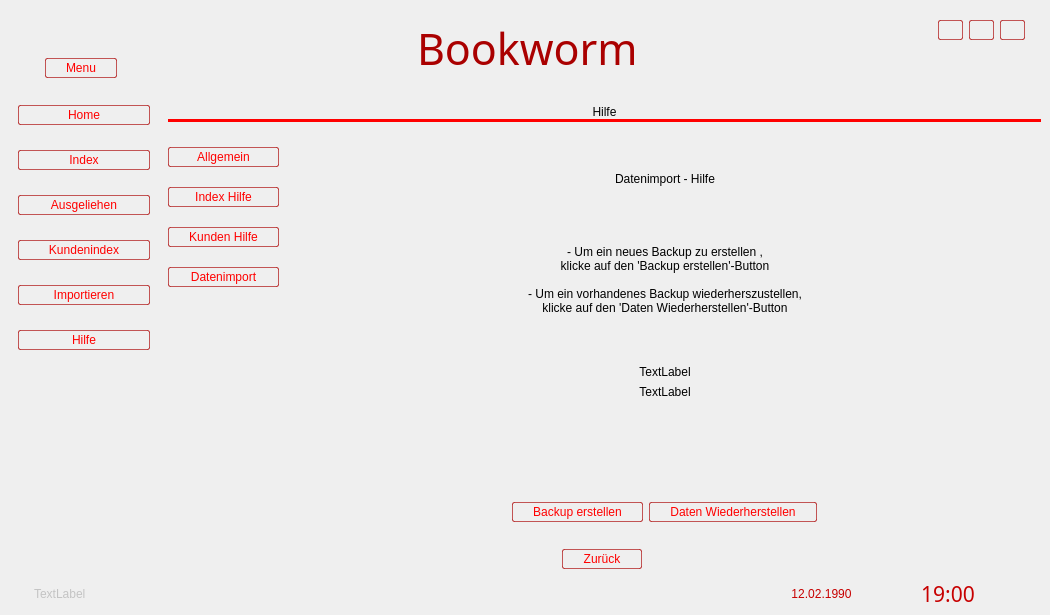
This is res/mainui.ui in sera619/Bookworm-Bookmanagementsystem as Qt 5 draws it before an edit. The edited form follows.
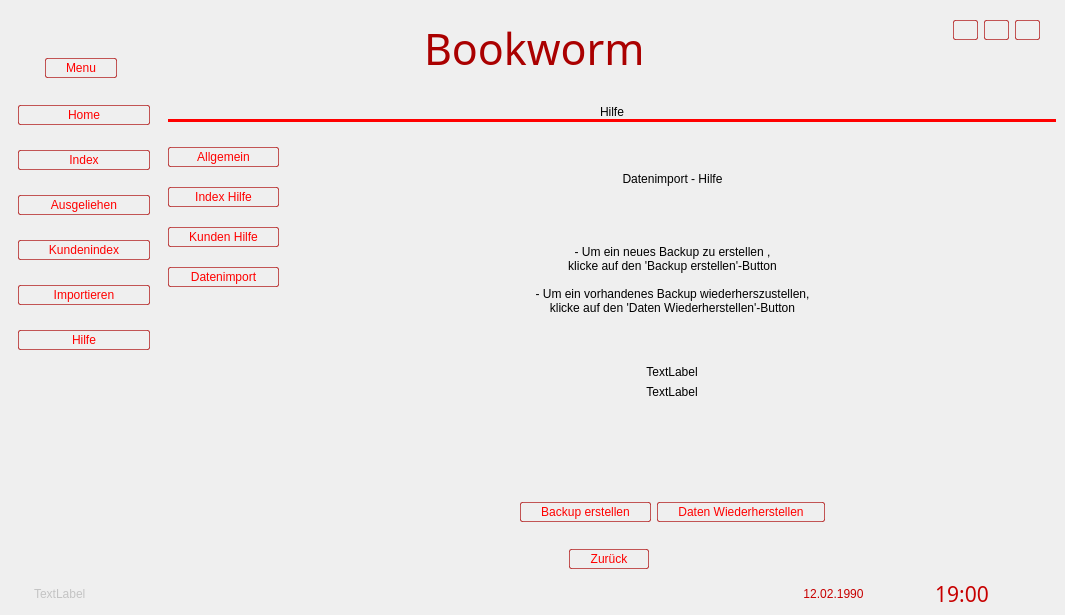
This is the edited form. Icons and pictures are not drawn.

What changed in the file:
```diff
--- a/res/mainui.ui
+++ b/res/mainui.ui
@@ -6,7 +6,7 @@
    <rect>
     <x>0</x>
     <y>0</y>
-    <width>1050</width>
+    <width>1065</width>
     <height>615</height>
    </rect>
   </property>
```
Left out of the diff: 2 changed lines with no effect on the pictures.
